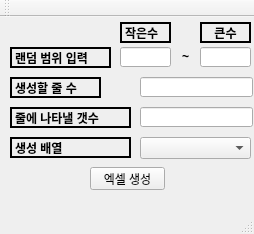
This is mainwindow.ui in LeeChiWon/RandomNumber as Qt 5 draws it before an edit. The edited form follows.
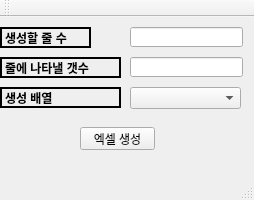
This is the edited form. Icons and pictures are not drawn.

```diff
--- a/mainwindow.ui
+++ b/mainwindow.ui
@@ -7,19 +7,19 @@
     <x>0</x>
     <y>0</y>
     <width>254</width>
-    <height>234</height>
+    <height>200</height>
    </rect>
   </property>
   <property name="minimumSize">
    <size>
     <width>254</width>
-    <height>234</height>
+    <height>200</height>
    </size>
   </property>
   <property name="maximumSize">
    <size>
     <width>254</width>
-    <height>234</height>
+    <height>200</height>
    </size>
   </property>
   <property name="windowTitle">
@@ -30,81 +30,11 @@
     <normaloff>:/img/dice.png</normaloff>:/img/dice.png</iconset>
   </property>
   <widget class="QWidget" name="centralWidget">
-   <widget class="QLabel" name="label">
-    <property name="geometry">
-     <rect>
-      <x>10</x>
-      <y>30</y>
-      <width>101</width>
-      <height>21</height>
-     </rect>
-    </property>
-    <property name="font">
-     <font>
-      <weight>75</weight>
-      <bold>true</bold>
-     </font>
-    </property>
-    <property name="frameShape">
-     <enum>QFrame::WinPanel</enum>
-    </property>
-    <property name="text">
-     <string>랜덤 범위 입력</string>
-    </property>
-   </widget>
-   <widget class="QLineEdit" name="lineEdit_RangeLow">
-    <property name="geometry">
-     <rect>
-      <x>120</x>
-      <y>30</y>
-      <width>51</width>
-      <height>20</height>
-     </rect>
-    </property>
-    <property name="inputMask">
-     <string/>
-    </property>
-   </widget>
-   <widget class="QLineEdit" name="lineEdit_RangeHigh">
-    <property name="geometry">
-     <rect>
-      <x>200</x>
-      <y>30</y>
-      <width>51</width>
-      <height>20</height>
-     </rect>
-    </property>
-    <property name="inputMask">
-     <string/>
-    </property>
-   </widget>
-   <widget class="QLabel" name="label_2">
-    <property name="geometry">
-     <rect>
-      <x>175</x>
-      <y>32</y>
-      <width>21</width>
-      <height>16</height>
-     </rect>
-    </property>
-    <property name="font">
-     <font>
-      <weight>75</weight>
-      <bold>true</bold>
-     </font>
-    </property>
-    <property name="text">
-     <string>~</string>
-    </property>
-    <property name="alignment">
-     <set>Qt::AlignCenter</set>
-    </property>
-   </widget>
    <widget class="QLabel" name="label_3">
     <property name="geometry">
      <rect>
-      <x>10</x>
-      <y>60</y>
+      <x>0</x>
+      <y>10</y>
       <width>91</width>
       <height>21</height>
      </rect>
@@ -125,8 +55,8 @@
    <widget class="QLineEdit" name="lineEdit_LineNumber">
     <property name="geometry">
      <rect>
-      <x>140</x>
-      <y>60</y>
+      <x>130</x>
+      <y>10</y>
       <width>113</width>
       <height>20</height>
      </rect>
@@ -138,8 +68,8 @@
    <widget class="QPushButton" name="pushButton_ExcelSave">
     <property name="geometry">
      <rect>
-      <x>90</x>
-      <y>150</y>
+      <x>80</x>
+      <y>110</y>
       <width>75</width>
       <height>23</height>
      </rect>
@@ -148,58 +78,11 @@
      <string>엑셀 생성</string>
     </property>
    </widget>
-   <widget class="QLabel" name="label_4">
-    <property name="geometry">
-     <rect>
-      <x>120</x>
-      <y>5</y>
-      <width>51</width>
-      <height>21</height>
-     </rect>
-    </property>
-    <property name="font">
-     <font>
-      <weight>75</weight>
-      <bold>true</bold>
-     </font>
-    </property>
-    <property name="frameShape">
-     <enum>QFrame::WinPanel</enum>
-    </property>
-    <property name="text">
-     <string>작은수</string>
-    </property>
-   </widget>
-   <widget class="QLabel" name="label_5">
-    <property name="geometry">
-     <rect>
-      <x>200</x>
-      <y>5</y>
-      <width>51</width>
-      <height>21</height>
-     </rect>
-    </property>
-    <property name="font">
-     <font>
-      <weight>75</weight>
-      <bold>true</bold>
-     </font>
-    </property>
-    <property name="frameShape">
-     <enum>QFrame::WinPanel</enum>
-    </property>
-    <property name="text">
-     <string>큰수</string>
-    </property>
-    <property name="alignment">
-     <set>Qt::AlignCenter</set>
-    </property>
-   </widget>
    <widget class="QLineEdit" name="lineEdit_Number">
     <property name="geometry">
      <rect>
-      <x>140</x>
-      <y>90</y>
+      <x>130</x>
+      <y>40</y>
       <width>113</width>
       <height>20</height>
      </rect>
@@ -211,8 +94,8 @@
    <widget class="QLabel" name="label_6">
     <property name="geometry">
      <rect>
-      <x>10</x>
-      <y>90</y>
+      <x>0</x>
+      <y>40</y>
       <width>121</width>
       <height>21</height>
      </rect>
@@ -233,8 +116,8 @@
    <widget class="QLabel" name="label_7">
     <property name="geometry">
      <rect>
-      <x>10</x>
-      <y>120</y>
+      <x>0</x>
+      <y>70</y>
       <width>121</width>
       <height>21</height>
      </rect>
@@ -255,8 +138,8 @@
    <widget class="QComboBox" name="comboBox_Type">
     <property name="geometry">
      <rect>
-      <x>140</x>
-      <y>120</y>
+      <x>130</x>
+      <y>70</y>
       <width>111</width>
       <height>22</height>
      </rect>
```
